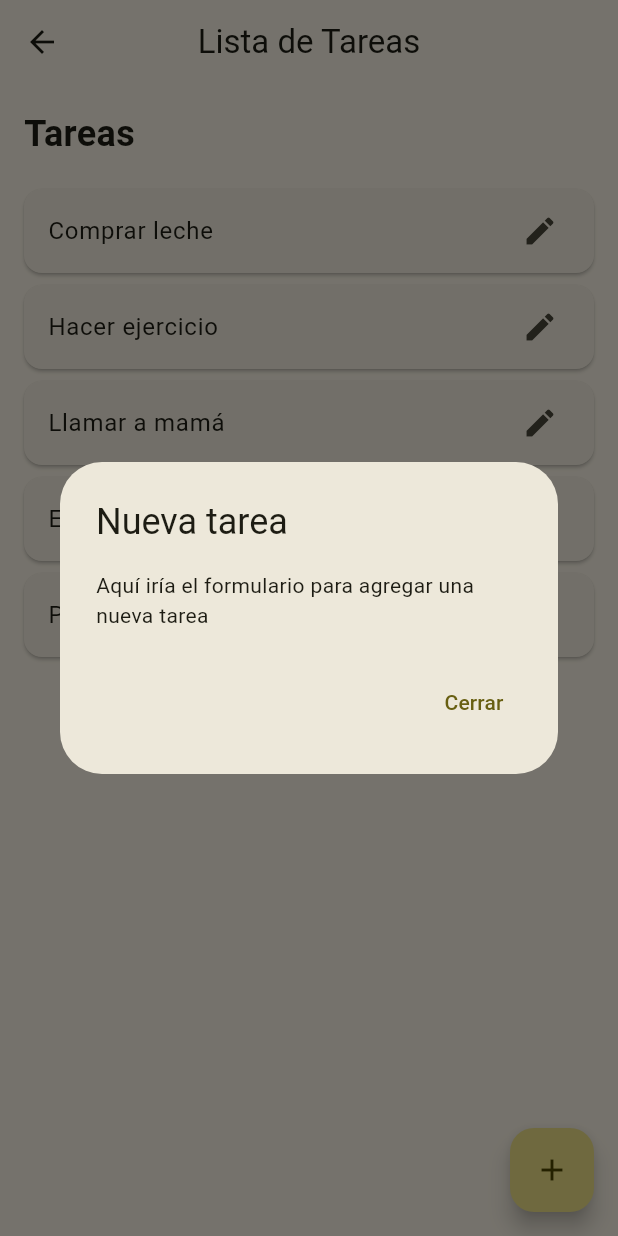
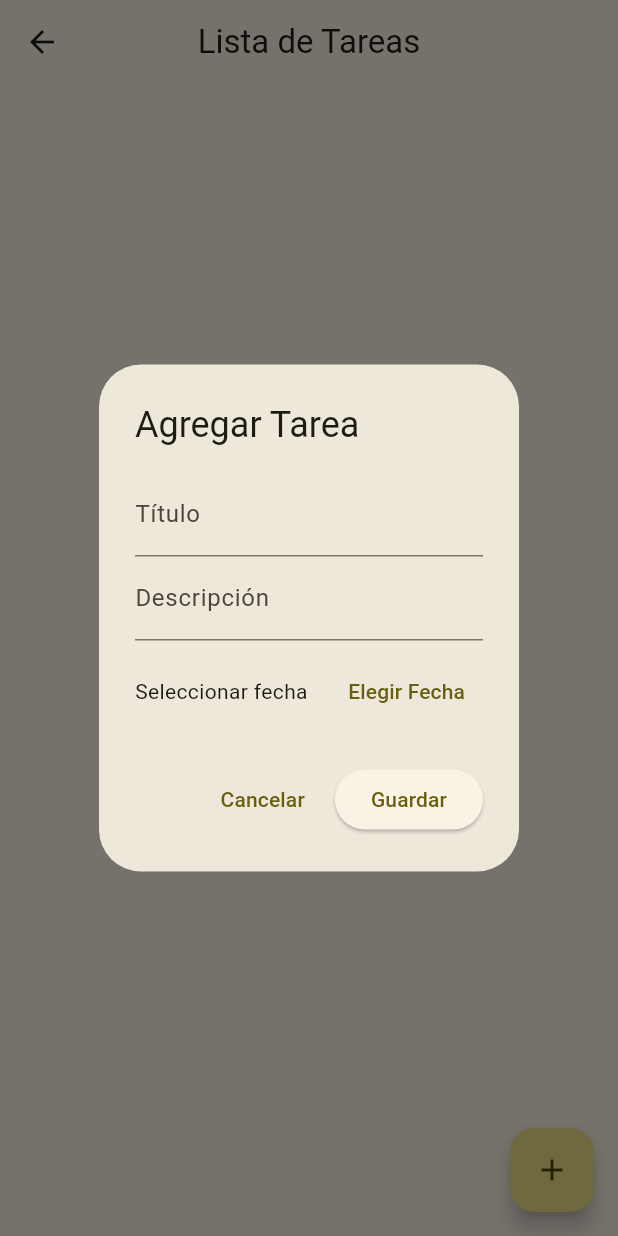
Before and after one commit to virden18/vdenis-flutter001, a Flutter app: the TasksScreen screen opened directly, after a tap on the "add" icon, on a phone screen of 412 x 824 dp. Run offline on Flutter 3.47's test engine with Material 3 defaults, Android fonts, the phone set to English and light mode, and no system bars.

Commit message:
Agrega modal para creacion de tareas

```diff
--- a/lib/views/tasks.dart
+++ b/lib/views/tasks.dart
@@ -25,113 +25,136 @@ class TasksScreen extends StatefulWidget {
 }
 
 class _TasksScreenState extends State<TasksScreen> {
-  // Lista de tareas de ejemplo
-  List<String> tasks = [
-    'Comprar leche',
-    'Hacer ejercicio',
-    'Llamar a mamá',
-    'Estudiar Flutter',
-    'Preparar presentación',
-  ];
-
-  void _editTask(int index) {
-    final TextEditingController taskController =
-        TextEditingController(text: tasks[index]);
-
-    showDialog(
-      context: context,
-      builder: (context) => AlertDialog(
-        title: const Text('Editar tarea'),
-        content: TextField(
-          controller: taskController,
-          decoration: const InputDecoration(labelText: 'Título de la tarea'),
-        ),
-        actions: [
-          TextButton(
-            onPressed: () => Navigator.pop(context),
-            child: const Text('Cancelar'),
-          ),
-          ElevatedButton(
-            onPressed: () {
-              setState(() {
-                tasks[index] = taskController.text.trim();
-              });
-              Navigator.pop(context);
-            },
-            child: const Text('Guardar'),
-          ),
-          ElevatedButton(
-            onPressed: () {
-              setState(() {
-                tasks.removeAt(index); // Elimina la tarea de la lista
-              });
-              Navigator.pop(context); // Cierra el diálogo
-            },
-            child: const Text('Eliminar'),
-          ),
-        ],
-      ),
-    );
-  }
+  // Lista de tareas
+  final List<Map<String, dynamic>> tasks = [];
 
   @override
   Widget build(BuildContext context) {
     return Scaffold(
       appBar: AppBar(
-        title: const Text('Lista de Tareas'),
+        title: Text('Lista de Tareas'),
         centerTitle: true,
       ),
-      body: Column(
-        crossAxisAlignment: CrossAxisAlignment.start,
-        children: [
-          const Padding(
-            padding: EdgeInsets.all(16.0),
-            child: Text(
-              'Tareas',
-              style: TextStyle(
-                fontSize: 24,
-                fontWeight: FontWeight.bold,
-              ),
-            ),
-          ),
-          Expanded(
-            child: ListView.builder(
+      body: tasks.isEmpty
+          ? Center(
+              child: Text('No hay tareas. Agrega una nueva.'),
+            )
+          : ListView.builder(
               itemCount: tasks.length,
               itemBuilder: (context, index) {
+                final task = tasks[index];
                 return Card(
-                  margin: const EdgeInsets.symmetric(horizontal: 16, vertical: 4),
+                  margin: EdgeInsets.symmetric(horizontal: 16, vertical: 4),
                   child: ListTile(
-                    title: Text(tasks[index]),
-                    trailing: const Icon(Icons.edit),
+                    title: Text(task['titulo']),
+                    subtitle: Text(
+                        '${task['descripcion']} - ${task['fecha'] ?? 'Sin fecha'}'),
+                    trailing: Icon(Icons.arrow_forward),
                     onTap: () {
-                      _editTask(index); // Llama al método para editar la tarea
+                      // Muestra un snackbar al tocar una tarea
+                      ScaffoldMessenger.of(context).showSnackBar(
+                        SnackBar(
+                          content: Text('Seleccionaste: ${task['titulo']}'),
+                          duration: Duration(seconds: 1),
+                        ),
+                      );
                     },
                   ),
                 );
               },
             ),
-          ),
-        ],
+      floatingActionButton: FloatingActionButton(
+        onPressed: () {
+          _showTaskModal(context);
+        },
+        child: Icon(Icons.add),
       ),
-      floatingActionButton: FloatingActionButton(
-        child: const Icon(Icons.add),
-        onPressed: () {
-          // Muestra un diálogo al presionar el FAB
-          showDialog(
-            context: context,
-            builder: (context) => AlertDialog(
-              title: const Text('Nueva tarea'),
-              content: const Text('Aquí iría el formulario para agregar una nueva tarea'),
-              actions: [
-                TextButton(
-                  onPressed: () => Navigator.pop(context),
-                  child: const Text('Cerrar'),
+    );
+  }
+
+  void _showTaskModal(BuildContext context) {
+    final TextEditingController titleController = TextEditingController();
+    final TextEditingController descriptionController = TextEditingController();
+    DateTime? selectedDate;
+
+    showDialog(
+      context: context,
+      builder: (BuildContext context) {
+        return AlertDialog(
+          title: Text('Agregar Tarea'),
+          content: SingleChildScrollView(
+            child: Column(
+              mainAxisSize: MainAxisSize.min,
+              children: [
+                TextField(
+                  controller: titleController,
+                  decoration: InputDecoration(labelText: 'Título'),
+                ),
+                TextField(
+                  controller: descriptionController,
+                  decoration: InputDecoration(labelText: 'Descripción'),
+                ),
+                SizedBox(height: 10),
+                Row(
+                  children: [
+                    Text(selectedDate == null
+    ? 'Seleccionar fecha'
+    : 'Fecha: ${selectedDate!.toLocal()}'.split(' ')[0]),
+                    Spacer(),
+                    TextButton(
+                      onPressed: () async {
+                        DateTime? pickedDate = await showDatePicker(
+                          context: context,
+                          initialDate: DateTime.now(),
+                          firstDate: DateTime(2000),
+                          lastDate: DateTime(2100),
+                        );
+                        if (pickedDate != null) {
+                          setState(() {
+                            selectedDate = pickedDate;
+                          });
+                        }
+                      },
+                      child: Text('Elegir Fecha'),
+                    ),
+                  ],
                 ),
               ],
             ),
-          );
-        },
-      ),
+          ),
+          actions: [
+            TextButton(
+              onPressed: () {
+                Navigator.of(context).pop();
+              },
+              child: Text('Cancelar'),
+            ),
+            ElevatedButton(
+              onPressed: () {
+                if (titleController.text.isNotEmpty &&
+                    descriptionController.text.isNotEmpty) {
+                  setState(() {
+                    tasks.add({
+                      'titulo': titleController.text,
+                      'descripcion': descriptionController.text,
+                      'fecha': selectedDate != null
+    ? '${selectedDate!.toLocal().toString().split(' ')[0]}'
+    : 'Sin fecha',
+                    });
+                  });
+                  Navigator.of(context).pop();
+                } else {
+                  // Mostrar un mensaje de error si los campos están vacíos
+                  ScaffoldMessenger.of(context).showSnackBar(
+                    SnackBar(content: Text('Por favor, completa todos los campos')),
+                  );
+                }
+              },
+              child: Text('Guardar'),
+            ),
+          ],
+        );
+      },
     );
   }
 }
```
